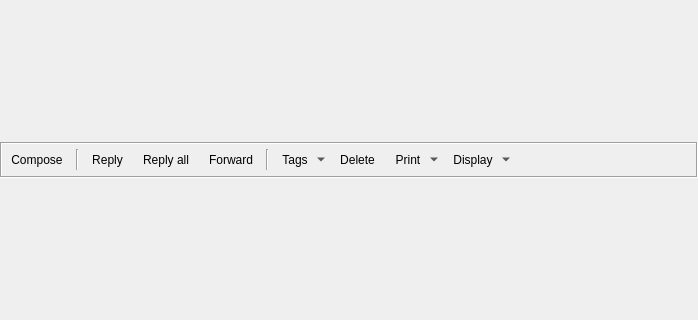
Qt form retroshare-gui/src/gui/msgs/MessageWindow.ui (RetroShare/RetroShare) before a commit; both pictures show x 0 to 698 and y 98 to 418 of the 698 by 539 pixel window.
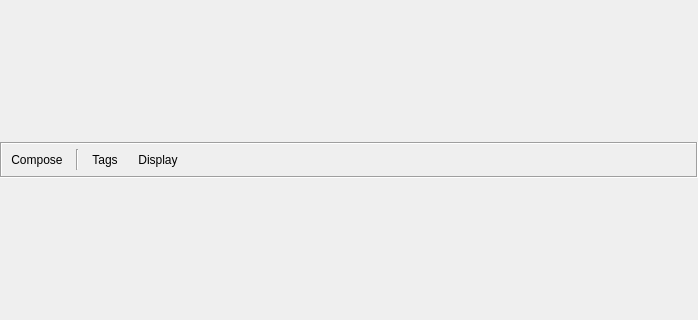
The same form after that commit. Icons and pictures are not drawn.

Commit message:
Removed forgetten buttons from the popup mode message window
* Removed the forgetten buttons from the popup mode message window
* Added white background stylsheets for feeds Forum Msg item , Posted CardView & Follower Widget

The edit to the form file:
```diff
--- a/retroshare-gui/src/gui/msgs/MessageWindow.ui
+++ b/retroshare-gui/src/gui/msgs/MessageWindow.ui
@@ -105,200 +105,7 @@
          </property>
         </widget>
        </item>
-       <item row="0" column="2">
-        <widget class="QToolButton" name="replymessageButton">
-         <property name="focusPolicy">
-          <enum>Qt::NoFocus</enum>
-         </property>
-         <property name="toolTip">
-          <string>Reply to selected message</string>
-         </property>
-         <property name="text">
-          <string>Reply</string>
-         </property>
-         <property name="icon">
-          <iconset resource="../images.qrc">
-           <normaloff>:/images/replymail-pressed.png</normaloff>:/images/replymail-pressed.png</iconset>
-         </property>
-         <property name="iconSize">
-          <size>
-           <width>24</width>
-           <height>24</height>
-          </size>
-         </property>
-         <property name="toolButtonStyle">
-          <enum>Qt::ToolButtonIconOnly</enum>
-         </property>
-         <property name="autoRaise">
-          <bool>true</bool>
-         </property>
-        </widget>
-       </item>
-       <item row="0" column="3">
-        <widget class="QToolButton" name="replyallmessageButton">
-         <property name="focusPolicy">
-          <enum>Qt::NoFocus</enum>
-         </property>
-         <property name="toolTip">
-          <string>Reply all to selected message</string>
-         </property>
-         <property name="text">
-          <string>Reply all</string>
-         </property>
-         <property name="icon">
-          <iconset resource="../images.qrc">
-           <normaloff>:/images/replymailall24-hover.png</normaloff>:/images/replymailall24-hover.png</iconset>
-         </property>
-         <property name="iconSize">
-          <size>
-           <width>24</width>
-           <height>24</height>
-          </size>
-         </property>
-         <property name="toolButtonStyle">
-          <enum>Qt::ToolButtonIconOnly</enum>
-         </property>
-         <property name="autoRaise">
-          <bool>true</bool>
-         </property>
-        </widget>
-       </item>
        <item row="0" column="4">
-        <widget class="QToolButton" name="forwardmessageButton">
-         <property name="minimumSize">
-          <size>
-           <width>0</width>
-           <height>0</height>
-          </size>
-         </property>
-         <property name="maximumSize">
-          <size>
-           <width>16777</width>
-           <height>16777</height>
-          </size>
-         </property>
-         <property name="focusPolicy">
-          <enum>Qt::NoFocus</enum>
-         </property>
-         <property name="toolTip">
-          <string>Forward selected message</string>
-         </property>
-         <property name="text">
-          <string>Forward</string>
-         </property>
-         <property name="icon">
-          <iconset resource="../images.qrc">
-           <normaloff>:/images/mailforward24-hover.png</normaloff>:/images/mailforward24-hover.png</iconset>
-         </property>
-         <property name="iconSize">
-          <size>
-           <width>24</width>
-           <height>24</height>
-          </size>
-         </property>
-         <property name="toolButtonStyle">
-          <enum>Qt::ToolButtonIconOnly</enum>
-         </property>
-         <property name="autoRaise">
-          <bool>true</bool>
-         </property>
-        </widget>
-       </item>
-       <item row="0" column="5">
-        <widget class="Line" name="toolBarFrameLineR">
-         <property name="orientation">
-          <enum>Qt::Vertical</enum>
-         </property>
-        </widget>
-       </item>
-       <item row="0" column="7">
-        <widget class="QToolButton" name="removemessageButton">
-         <property name="focusPolicy">
-          <enum>Qt::NoFocus</enum>
-         </property>
-         <property name="toolTip">
-          <string>Remove selected message</string>
-         </property>
-         <property name="text">
-          <string>Delete</string>
-         </property>
-         <property name="icon">
-          <iconset resource="../images.qrc">
-           <normaloff>:/images/deletemail24.png</normaloff>:/images/deletemail24.png</iconset>
-         </property>
-         <property name="iconSize">
-          <size>
-           <width>24</width>
-           <height>24</height>
-          </size>
-         </property>
-         <property name="toolButtonStyle">
-          <enum>Qt::ToolButtonIconOnly</enum>
-         </property>
-         <property name="autoRaise">
-          <bool>true</bool>
-         </property>
-        </widget>
-       </item>
-       <item row="0" column="8">
-        <widget class="QToolButton" name="printButton">
-         <property name="focusPolicy">
-          <enum>Qt::NoFocus</enum>
-         </property>
-         <property name="toolTip">
-          <string>Print selected message</string>
-         </property>
-         <property name="text">
-          <string>Print</string>
-         </property>
-         <property name="icon">
-          <iconset resource="../images.qrc">
-           <normaloff>:/images/print24.png</normaloff>:/images/print24.png</iconset>
-         </property>
-         <property name="iconSize">
-          <size>
-           <width>24</width>
-           <height>24</height>
-          </size>
-         </property>
-         <property name="popupMode">
-          <enum>QToolButton::MenuButtonPopup</enum>
-         </property>
-         <property name="toolButtonStyle">
-          <enum>Qt::ToolButtonIconOnly</enum>
-         </property>
-         <property name="autoRaise">
-          <bool>true</bool>
-         </property>
-        </widget>
-       </item>
-       <item row="0" column="9">
-        <widget class="QToolButton" name="viewtoolButton">
-         <property name="focusPolicy">
-          <enum>Qt::NoFocus</enum>
-         </property>
-         <property name="text">
-          <string>Display</string>
-         </property>
-         <property name="icon">
-          <iconset resource="../images.qrc">
-           <normaloff>:/images/looknfeel.png</normaloff>:/images/looknfeel.png</iconset>
-         </property>
-         <property name="iconSize">
-          <size>
-           <width>24</width>
-           <height>24</height>
-          </size>
-         </property>
-         <property name="popupMode">
-          <enum>QToolButton::MenuButtonPopup</enum>
-         </property>
-         <property name="autoRaise">
-          <bool>true</bool>
-         </property>
-        </widget>
-       </item>
-       <item row="0" column="10">
         <spacer name="toolBarFrameHSpacer">
          <property name="orientation">
           <enum>Qt::Horizontal</enum>
@@ -311,7 +118,33 @@
          </property>
         </spacer>
        </item>
-       <item row="0" column="6">
+       <item row="0" column="3">
+        <widget class="QToolButton" name="viewtoolButton">
+         <property name="focusPolicy">
+          <enum>Qt::NoFocus</enum>
+         </property>
+         <property name="text">
+          <string>Display</string>
+         </property>
+         <property name="icon">
+          <iconset resource="../images.qrc">
+           <normaloff>:/images/looknfeel.png</normaloff>:/images/looknfeel.png</iconset>
+         </property>
+         <property name="iconSize">
+          <size>
+           <width>24</width>
+           <height>24</height>
+          </size>
+         </property>
+         <property name="popupMode">
+          <enum>QToolButton::InstantPopup</enum>
+         </property>
+         <property name="autoRaise">
+          <bool>true</bool>
+         </property>
+        </widget>
+       </item>
+       <item row="0" column="2">
         <widget class="QToolButton" name="tagButton">
          <property name="focusPolicy">
           <enum>Qt::NoFocus</enum>
@@ -333,7 +166,10 @@
           </size>
          </property>
          <property name="popupMode">
-          <enum>QToolButton::MenuButtonPopup</enum>
+          <enum>QToolButton::InstantPopup</enum>
+         </property>
+         <property name="toolButtonStyle">
+          <enum>Qt::ToolButtonTextBesideIcon</enum>
          </property>
          <property name="autoRaise">
           <bool>true</bool>
```
Left out of the diff: 13 changed lines with no effect on the pictures. The commit also changes 2 other files.
